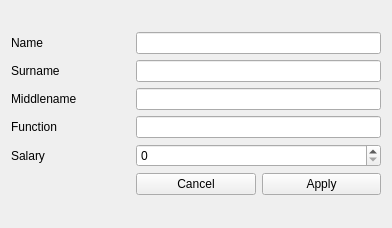
Qt form CompanyEditor/employeewidgeteditor.ui (imitatehappiness/QtCompanyEditor) before a commit.
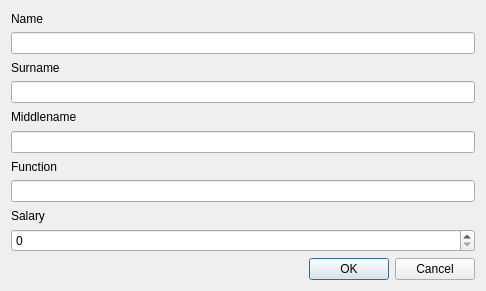
The same form after that commit.

The edit to the form file:
```diff
--- a/CompanyEditor/employeewidgeteditor.ui
+++ b/CompanyEditor/employeewidgeteditor.ui
@@ -6,8 +6,8 @@
    <rect>
     <x>0</x>
     <y>0</y>
-    <width>392</width>
-    <height>228</height>
+    <width>486</width>
+    <height>291</height>
    </rect>
   </property>
   <property name="windowTitle">
@@ -16,76 +16,69 @@
   <layout class="QGridLayout" name="gridLayout_2">
    <item row="0" column="0">
     <layout class="QGridLayout" name="gridLayout">
-     <item row="8" column="4">
-      <widget class="QLabel" name="l_salary">
-       <property name="text">
-        <string>Salary</string>
-       </property>
-      </widget>
-     </item>
-     <item row="0" column="4">
+     <item row="0" column="4" colspan="3">
       <widget class="QLabel" name="l_name">
        <property name="text">
         <string>Name</string>
        </property>
       </widget>
      </item>
-     <item row="3" column="4">
-      <widget class="QLabel" name="l_function">
-       <property name="text">
-        <string>Function</string>
-       </property>
-      </widget>
+     <item row="1" column="4" colspan="3">
+      <widget class="QLineEdit" name="lE_name"/>
      </item>
-     <item row="2" column="4">
+     <item row="3" column="4" colspan="3">
+      <widget class="QLineEdit" name="lE_surname"/>
+     </item>
+     <item row="4" column="4" colspan="3">
       <widget class="QLabel" name="l_middlename">
        <property name="text">
         <string>Middlename</string>
        </property>
       </widget>
      </item>
-     <item row="1" column="4">
+     <item row="5" column="4" colspan="3">
+      <widget class="QLineEdit" name="lE_middlename"/>
+     </item>
+     <item row="8" column="4" colspan="3">
+      <widget class="QLineEdit" name="lE_function"/>
+     </item>
+     <item row="2" column="4" colspan="3">
       <widget class="QLabel" name="l_surname">
        <property name="text">
         <string>Surname</string>
        </property>
       </widget>
      </item>
-     <item row="9" column="5">
-      <widget class="QPushButton" name="pB_cancel">
+     <item row="9" column="4" colspan="3">
+      <widget class="QLabel" name="l_salary">
        <property name="text">
-        <string>Cancel</string>
+        <string>Salary</string>
        </property>
       </widget>
      </item>
-     <item row="9" column="6">
-      <widget class="QPushButton" name="pB_apply">
-       <property name="text">
-        <string>Apply</string>
-       </property>
-      </widget>
-     </item>
-     <item row="8" column="5" colspan="2">
+     <item row="11" column="4" colspan="3">
       <widget class="QSpinBox" name="sB_salary">
        <property name="maximum">
         <number>1000000</number>
        </property>
       </widget>
      </item>
-     <item row="3" column="5" colspan="2">
-      <widget class="QLineEdit" name="lE_function"/>
-     </item>
-     <item row="2" column="5" colspan="2">
-      <widget class="QLineEdit" name="lE_middlename"/>
-     </item>
-     <item row="1" column="5" colspan="2">
-      <widget class="QLineEdit" name="lE_surname"/>
-     </item>
-     <item row="0" column="5" colspan="2">
-      <widget class="QLineEdit" name="lE_name"/>
+     <item row="6" column="4" colspan="3">
+      <widget class="QLabel" name="l_function">
+       <property name="text">
+        <string>Function</string>
+       </property>
+      </widget>
      </item>
     </layout>
    </item>
+   <item row="1" column="0">
+    <widget class="QDialogButtonBox" name="buttonBox">
+     <property name="standardButtons">
+      <set>QDialogButtonBox::Cancel|QDialogButtonBox::Ok</set>
+     </property>
+    </widget>
+   </item>
   </layout>
  </widget>
  <resources/>
```
